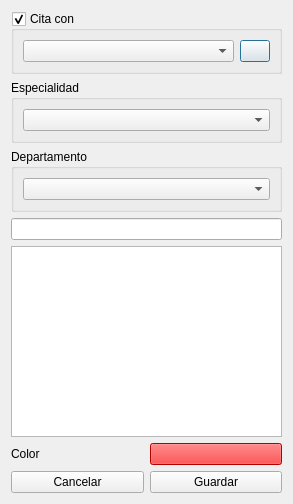
First picture: the form in Agenda/editeventform.ui, repository arcnexus/RedFoX, before the edit.
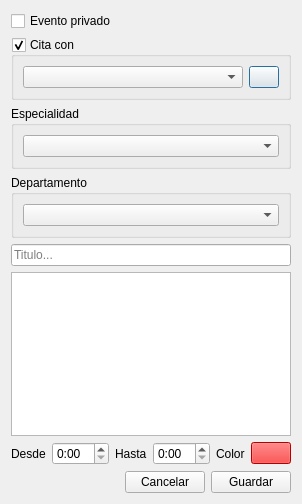
Second picture: the form after the edit. Icons and pictures are not drawn.

Commit message: Agenda: Eventos privados y compartir eventos

What changed in the file:
```diff
--- a/Agenda/editeventform.ui
+++ b/Agenda/editeventform.ui
@@ -13,8 +13,15 @@
   <property name="windowTitle">
    <string>Dialog</string>
   </property>
-  <layout class="QGridLayout" name="gridLayout">
-   <item row="0" column="0" colspan="2">
+  <layout class="QVBoxLayout" name="verticalLayout_3">
+   <item>
+    <widget class="QCheckBox" name="chk_isPrivado">
+     <property name="text">
+      <string>Evento privado</string>
+     </property>
+    </widget>
+   </item>
+   <item>
     <widget class="QGroupBox" name="reunion_group">
      <property name="title">
       <string>Cita con</string>
@@ -46,7 +53,7 @@
      </layout>
     </widget>
    </item>
-   <item row="1" column="0" colspan="2">
+   <item>
     <widget class="QGroupBox" name="especialidad_group">
      <property name="title">
       <string>Especialidad</string>
@@ -58,7 +65,7 @@
      </layout>
     </widget>
    </item>
-   <item row="2" column="0" colspan="2">
+   <item>
     <widget class="QGroupBox" name="departamento_group">
      <property name="title">
       <string>Departamento</string>
@@ -70,10 +77,10 @@
      </layout>
     </widget>
    </item>
-   <item row="6" column="0">
-    <widget class="QPushButton" name="btn_cancelar">
-     <property name="text">
-      <string>Cancelar</string>
+   <item>
+    <widget class="QLineEdit" name="txt_tituloEvento">
+     <property name="placeholderText">
+      <string>Titulo...</string>
      </property>
      <property name="icon">
       <iconset resource="../terra.qrc">
@@ -81,22 +88,45 @@
      </property>
     </widget>
    </item>
-   <item row="6" column="1">
-    <widget class="QPushButton" name="btn_guardar">
-     <property name="text">
-      <string>Guardar</string>
-     </property>
-     <property name="icon">
-      <iconset resource="../terra.qrc">
-       <normaloff>:/Icons/PNG/Save.png</normaloff>:/Icons/PNG/Save.png</iconset>
-     </property>
-    </widget>
-   </item>
-   <item row="4" column="0" colspan="2">
+   <item>
     <widget class="QPlainTextEdit" name="txt_asunto"/>
    </item>
-   <item row="5" column="0" colspan="2">
-    <layout class="QHBoxLayout" name="horizontalLayout_3">
+   <item>
+    <layout class="QHBoxLayout" name="horizontalLayout_2">
+     <item>
+      <widget class="QLabel" name="label">
+       <property name="text">
+        <string>Desde</string>
+       </property>
+      </widget>
+     </item>
+     <item>
+      <widget class="QTimeEdit" name="time_start">
+       <property name="buttonSymbols">
+        <enum>QAbstractSpinBox::UpDownArrows</enum>
+       </property>
+       <property name="displayFormat">
+        <string>H:mm</string>
+       </property>
+       <property name="calendarPopup">
+        <bool>true</bool>
+       </property>
+      </widget>
+     </item>
+     <item>
+      <widget class="QLabel" name="label_2">
+       <property name="text">
+        <string>Hasta</string>
+       </property>
+      </widget>
+     </item>
+     <item>
+      <widget class="QTimeEdit" name="time_end">
+       <property name="displayFormat">
+        <string>H:mm</string>
+       </property>
+      </widget>
+     </item>
      <item>
       <widget class="QLabel" name="label_3">
        <property name="text">
@@ -117,10 +147,59 @@
        </property>
       </widget>
      </item>
+     <item>
+      <spacer name="horizontalSpacer">
+       <property name="orientation">
+        <enum>Qt::Horizontal</enum>
+       </property>
+       <property name="sizeHint" stdset="0">
+        <size>
+         <width>40</width>
+         <height>20</height>
+        </size>
+       </property>
+      </spacer>
+     </item>
     </layout>
    </item>
-   <item row="3" column="0" colspan="2">
-    <widget class="QLineEdit" name="txt_tituloEvento"/>
+   <item>
+    <layout class="QHBoxLayout" name="horizontalLayout_3">
+     <item>
+      <spacer name="horizontalSpacer_2">
+       <property name="orientation">
+        <enum>Qt::Horizontal</enum>
+       </property>
+       <property name="sizeHint" stdset="0">
+        <size>
+         <width>40</width>
+         <height>20</height>
+        </size>
+       </property>
+      </spacer>
+     </item>
+     <item>
+      <widget class="QPushButton" name="btn_cancelar">
+       <property name="text">
+        <string>Cancelar</string>
+       </property>
+       <property name="icon">
+        <iconset resource="../terra.qrc">
+         <normaloff>:/Icons/PNG/undo.png</normaloff>:/Icons/PNG/undo.png</iconset>
+       </property>
+      </widget>
+     </item>
+     <item>
+      <widget class="QPushButton" name="btn_guardar">
+       <property name="text">
+        <string>Guardar</string>
+       </property>
+       <property name="icon">
+        <iconset resource="../terra.qrc">
+         <normaloff>:/Icons/PNG/Save.png</normaloff>:/Icons/PNG/Save.png</iconset>
+       </property>
+      </widget>
+     </item>
+    </layout>
    </item>
   </layout>
   <zorder>reunion_group</zorder>
```
Left out of the diff: 8 changed lines with no effect on the pictures. The commit also changes 13 other files.
